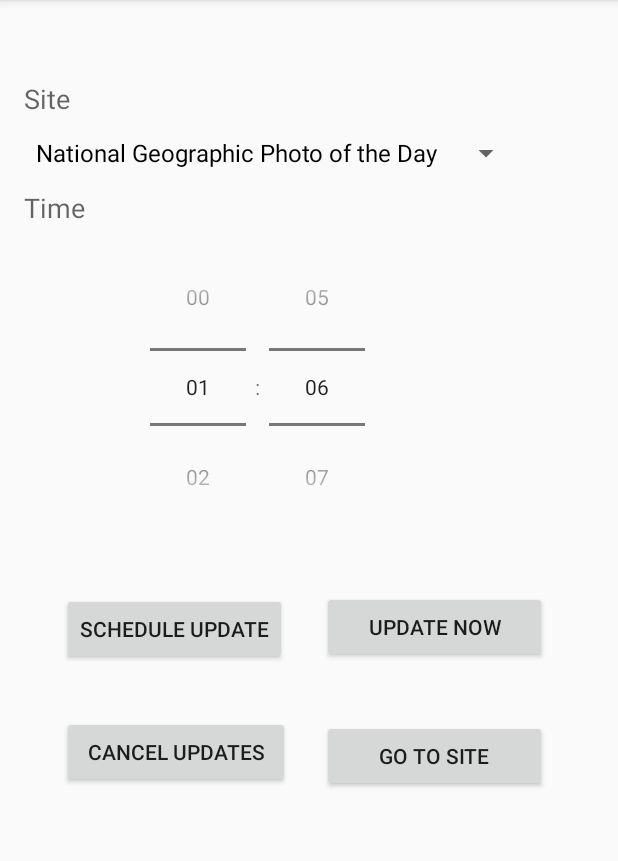
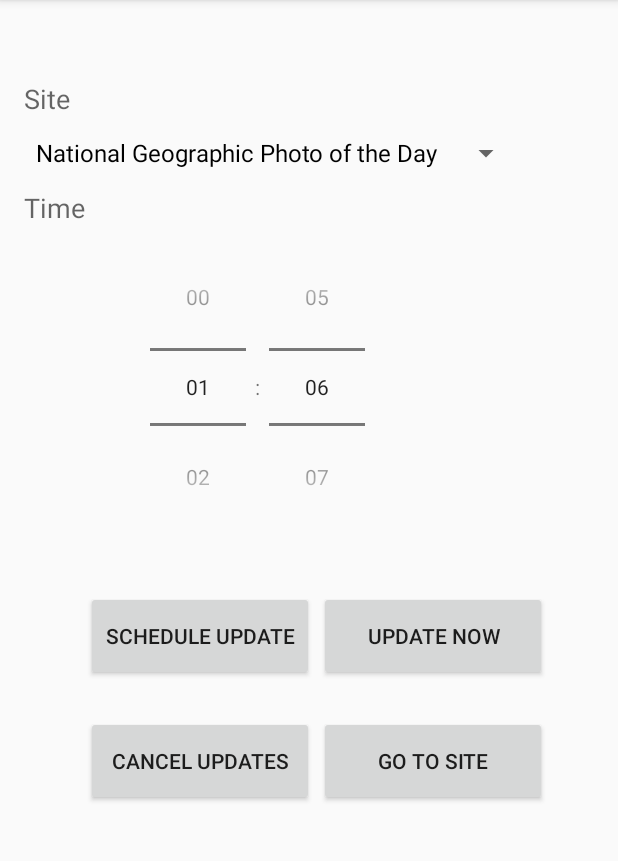
Before and after one commit to zebDuffy/Loki, an Android app: the screen it shows after launch (MainActivity), on a phone screen of 412 x 824 dp, the part 84-945 px from its top. Run offline under Robolectric (Android 15) with nearby library versions, the phone set to English and light mode, and no system bars.

Commit message:
fix layout

```diff
--- a/app/src/main/res/layout/content_main.xml
+++ b/app/src/main/res/layout/content_main.xml
@@ -14,17 +14,14 @@
 
     <Button
         android:id="@+id/btnGoTo"
-        android:layout_width="match_parent"
-        android:layout_height="wrap_content"
-        android:layout_below="@id/timePicker1"
+        android:layout_width="152dp"
+        android:layout_height="60dp"
+        android:layout_below="@id/btnSave"
         android:layout_alignParentEnd="true"
         android:layout_marginStart="23dp"
         android:layout_marginLeft="23dp"
-        android:layout_marginTop="116dp"
+        android:layout_marginTop="23dp"
         android:layout_marginEnd="31dp"
-        android:layout_marginBottom="473dp"
-        android:layout_toEndOf="@+id/btnSave"
-        android:layout_toRightOf="@id/btnCancel"
         android:text="Go To Site" />
 
     <Spinner
@@ -72,39 +69,36 @@
 
     <Button
         android:id="@+id/btnTest"
-        android:layout_width="match_parent"
-        android:layout_height="wrap_content"
+        android:layout_width="152dp"
+        android:layout_height="60dp"
         android:layout_below="@id/timePicker1"
         android:layout_alignParentEnd="true"
         android:layout_marginStart="23dp"
         android:layout_marginLeft="23dp"
         android:layout_marginTop="30dp"
         android:layout_marginEnd="31dp"
-        android:layout_marginBottom="473dp"
-        android:layout_toEndOf="@+id/btnSave"
-        android:layout_toRightOf="@id/btnSave"
         android:text="Update Now" />
 
     <Button
         android:id="@+id/btnSave"
-        android:layout_width="wrap_content"
-        android:layout_height="wrap_content"
+        android:layout_width="152dp"
+        android:layout_height="60dp"
         android:layout_below="@id/timePicker1"
         android:layout_alignParentStart="true"
         android:layout_alignParentLeft="true"
-        android:layout_marginStart="25dp"
-        android:layout_marginLeft="25dp"
-        android:layout_marginTop="31dp"
+        android:layout_marginStart="41dp"
+        android:layout_marginLeft="41dp"
+        android:layout_marginTop="30dp"
         android:text="Schedule Update" />
 
     <Button
         android:id="@+id/btnCancel"
         android:layout_width="152dp"
-        android:layout_height="wrap_content"
+        android:layout_height="60dp"
         android:layout_below="@+id/btnSave"
         android:layout_alignParentStart="true"
-        android:layout_marginStart="25dp"
-        android:layout_marginTop="34dp"
+        android:layout_marginStart="41dp"
+        android:layout_marginTop="23dp"
         android:text="Cancel Updates" />
 
 </RelativeLayout>
```
